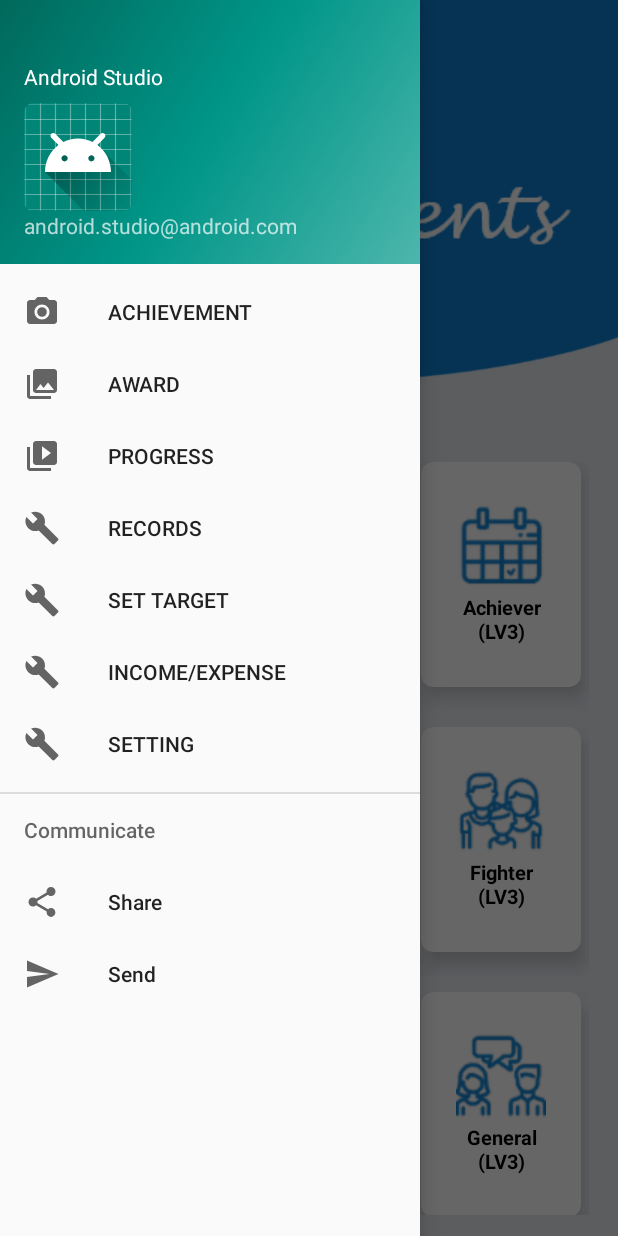
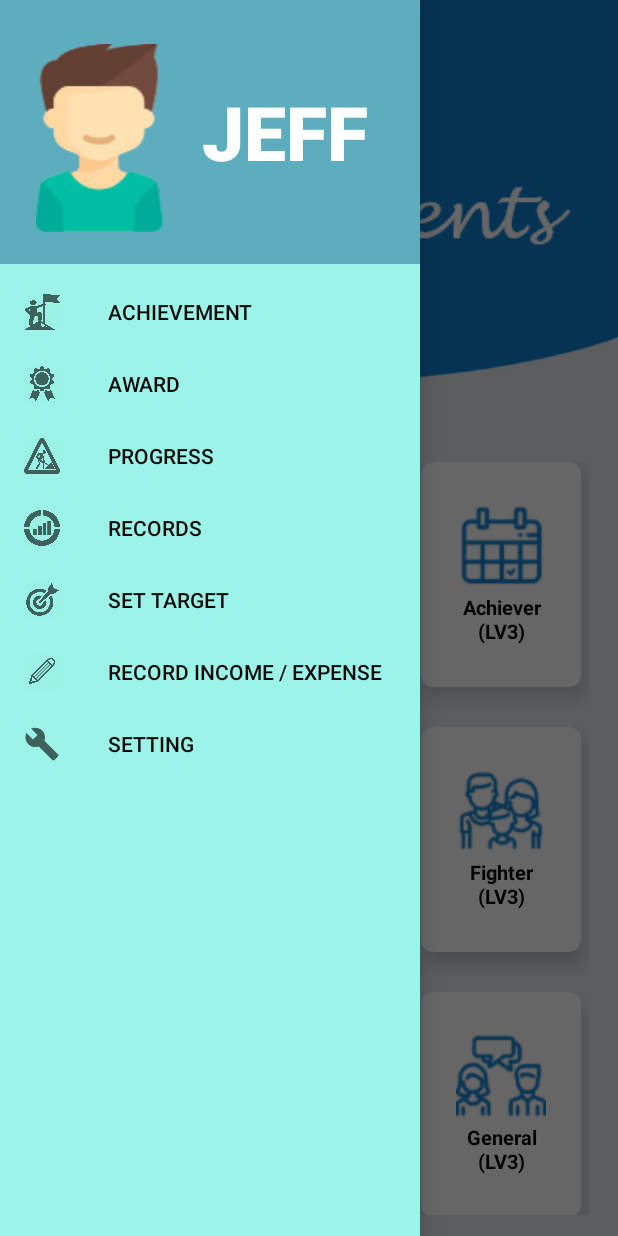
Before and after one commit to mekptang/KidFinance, an Android app: the screen it shows after launch (MainActivity), with the side drawer open, on a phone screen of 412 x 824 dp. Run offline under Robolectric (Android 15) with nearby library versions, the phone set to English and light mode, and no system bars.

Commit message:
Merge remote-tracking branch 'remotes/origin/master'
# Conflicts:
#	.idea/caches/gradle_models.ser

```diff
--- a/app/src/main/java/com/example/kidfinance/MainActivity.java
+++ b/app/src/main/java/com/example/kidfinance/MainActivity.java
@@ -5,6 +5,7 @@ import android.support.design.widget.NavigationView;
 import android.support.v4.view.GravityCompat;
 import android.support.v4.widget.DrawerLayout;
 import android.support.v7.app.AppCompatActivity;
+import android.support.v7.widget.DividerItemDecoration;
 import android.view.Menu;
 import android.view.MenuItem;
 import android.widget.Toast;
@@ -17,17 +18,18 @@ public class MainActivity extends AppCompatActivity implements NavigationView.On
         setContentView(R.layout.activity_main);
 
         getSupportFragmentManager().beginTransaction().replace(R.id.fragment_container, new AchievementFragment()).commit();
-
         NavigationView navigationView = (NavigationView) findViewById(R.id.nav_view);
         navigationView.setNavigationItemSelectedListener(this);
     }
+
 
     @Override
     public void onBackPressed() {
         DrawerLayout drawer = (DrawerLayout) findViewById(R.id.drawer_layout);
         if (drawer.isDrawerOpen(GravityCompat.START)) {
             drawer.closeDrawer(GravityCompat.START);
-        } else {
+        }
+        else {
             super.onBackPressed();
         }
     }
@@ -62,22 +64,24 @@ public class MainActivity extends AppCompatActivity implements NavigationView.On
 
         if (id == R.id.nav_achievement) {
             getSupportFragmentManager().beginTransaction().replace(R.id.fragment_container, new AchievementFragment()).commit();
-        } else if (id == R.id.nav_award) {
+        }
+        else if (id == R.id.nav_award) {
             getSupportFragmentManager().beginTransaction().replace(R.id.fragment_container, new AwardFragment()).commit();
-        } else if (id == R.id.nav_progress) {
+        }
+        else if (id == R.id.nav_progress) {
             getSupportFragmentManager().beginTransaction().replace(R.id.fragment_container, new ProgessFragment()).commit();
-        } else if (id == R.id.nav_record) {
+        }
+        else if (id == R.id.nav_record) {
             getSupportFragmentManager().beginTransaction().replace(R.id.fragment_container, new RecordFragment()).commit();
-        } else if (id == R.id.nav_setTarget) {
+        }
+        else if (id == R.id.nav_setTarget) {
             getSupportFragmentManager().beginTransaction().replace(R.id.fragment_container, new SetTargetFragment()).commit();
-        } else if (id == R.id.nav_incomeExpense) {
+        }
+        else if (id == R.id.nav_incomeExpense) {
             getSupportFragmentManager().beginTransaction().replace(R.id.fragment_container, new IncomeExpenseFragment()).commit();
-        } else if (id == R.id.nav_setting) {
+        }
+        else if (id == R.id.nav_setting) {
             getSupportFragmentManager().beginTransaction().replace(R.id.fragment_container, new SettingFragment()).commit();
-        } else if (id == R.id.nav_share) {
-            Toast.makeText(this, "Share", Toast.LENGTH_SHORT).show();
-        } else if (id == R.id.nav_send) {
-            Toast.makeText(this, "Send", Toast.LENGTH_SHORT).show();
         }
 
         DrawerLayout drawer = (DrawerLayout) findViewById(R.id.drawer_layout);
--- a/app/src/main/java/com/example/kidfinance/ProgessFragment.java
+++ b/app/src/main/java/com/example/kidfinance/ProgessFragment.java
@@ -43,8 +43,6 @@ public class ProgessFragment extends Fragment {
         }
 
         currentSaving = 2500;
-
-
 
         return inflater.inflate(R.layout.fragment_progress, container, false);
     }
--- a/app/src/main/res/layout/activity_main.xml
+++ b/app/src/main/res/layout/activity_main.xml
@@ -24,8 +24,10 @@
         android:layout_width="wrap_content"
         android:layout_height="match_parent"
         android:layout_gravity="start"
+        android:background="#9CF3E7"
         android:fitsSystemWindows="true"
         app:headerLayout="@layout/nav_header_main"
-        app:menu="@menu/activity_main_drawer" />
+        app:menu="@menu/activity_main_drawer"
+        app:itemTextColor="#070707" />
 
 </android.support.v4.widget.DrawerLayout>
--- a/app/src/main/res/layout/nav_header_main.xml
+++ b/app/src/main/res/layout/nav_header_main.xml
@@ -3,34 +3,37 @@
     xmlns:app="http://schemas.android.com/apk/res-auto"
     android:layout_width="match_parent"
     android:layout_height="@dimen/nav_header_height"
-    android:background="@drawable/side_nav_bar"
+    android:background="@drawable/navigation_top_bg"
     android:gravity="bottom"
-    android:orientation="vertical"
+    android:orientation="horizontal"
     android:paddingLeft="@dimen/activity_horizontal_margin"
     android:paddingTop="@dimen/activity_vertical_margin"
     android:paddingRight="@dimen/activity_horizontal_margin"
     android:paddingBottom="@dimen/activity_vertical_margin"
-    android:theme="@style/ThemeOverlay.AppCompat.Dark">
+    android:weightSum="10" >
+
+    <ImageView
+        android:id="@+id/navigation_icon"
+        android:src="@drawable/navigation_icon"
+        android:layout_gravity="center_horizontal|center_vertical"
+        android:layout_width="wrap_content"
+        android:layout_height="wrap_content"
+        android:maxHeight="60px"
+        android:maxWidth="60px"
+        android:contentDescription="@string/nav_header_desc"
+        android:paddingTop="@dimen/nav_header_vertical_spacing"
+        android:layout_weight="3" />
 
     <TextView
-        android:layout_width="match_parent"
-        android:layout_height="wrap_content"
-        android:paddingTop="@dimen/nav_header_vertical_spacing"
-        android:text="@string/nav_header_title"
-        android:textAppearance="@style/TextAppearance.AppCompat.Body1" />
-
-    <ImageView
-        android:id="@+id/imageView"
+        android:id="@+id/navigation_name"
         android:layout_width="wrap_content"
         android:layout_height="wrap_content"
-        android:contentDescription="@string/nav_header_desc"
-        android:paddingTop="@dimen/nav_header_vertical_spacing"
-        app:srcCompat="@mipmap/ic_launcher_round" />
-
-    <TextView
-        android:id="@+id/textView"
-        android:layout_width="wrap_content"
-        android:layout_height="wrap_content"
-        android:text="@string/nav_header_subtitle" />
-
+        android:layout_gravity="center_horizontal|center_vertical"
+        android:layout_weight="7"
+        android:fontFamily="sans-serif-medium"
+        android:textStyle="bold"
+        android:textColor="#ffffffff"
+        android:gravity="center"
+        android:text="JEFF"
+        android:textSize="50dp" />
 </LinearLayout>
--- a/app/src/main/res/menu/activity_main_drawer.xml
+++ b/app/src/main/res/menu/activity_main_drawer.xml
@@ -6,45 +6,31 @@
     <group android:checkableBehavior="single">
         <item
             android:id="@+id/nav_achievement"
-            android:icon="@drawable/ic_menu_camera"
+            android:icon="@drawable/navigation_achievement"
             android:title="ACHIEVEMENT" />
         <item
             android:id="@+id/nav_award"
-            android:icon="@drawable/ic_menu_gallery"
+            android:icon="@drawable/navigation_award"
             android:title="AWARD" />
         <item
             android:id="@+id/nav_progress"
-            android:icon="@drawable/ic_menu_slideshow"
+            android:icon="@drawable/navigation_progress"
             android:title="PROGRESS" />
         <item
             android:id="@+id/nav_record"
-            android:icon="@drawable/ic_menu_manage"
+            android:icon="@drawable/navigation_record"
             android:title="RECORDS" />
         <item
             android:id="@+id/nav_setTarget"
-            android:icon="@drawable/ic_menu_manage"
+            android:icon="@drawable/navigation_target"
             android:title="SET TARGET" />
         <item
             android:id="@+id/nav_incomeExpense"
-            android:icon="@drawable/ic_menu_manage"
-            android:title="INCOME/EXPENSE" />
+            android:icon="@drawable/navigation_income_expense"
+            android:title="RECORD INCOME / EXPENSE" />
         <item
             android:id="@+id/nav_setting"
             android:icon="@drawable/ic_menu_manage"
             android:title="SETTING" />
     </group>
-
-    <item android:title="Communicate">
-        <menu>
-            <item
-                android:id="@+id/nav_share"
-                android:icon="@drawable/ic_menu_share"
-                android:title="Share" />
-            <item
-                android:id="@+id/nav_send"
-                android:icon="@drawable/ic_menu_send"
-                android:title="Send" />
-        </menu>
-    </item>
-
 </menu>
```
Also changed, not shown: app/src/main/java/com/example/kidfinance/AchievementFragment.java (line endings or trailing spaces), app/src/main/res/drawable/navigation_achievement.png (added), app/src/main/res/drawable/navigation_award.png (added), app/src/main/res/drawable/navigation_icon.png (added), app/src/main/res/drawable/navigation_income_expense.png (added), app/src/main/res/drawable/navigation_progress.png (added), app/src/main/res/drawable/navigation_record.png (added), app/src/main/res/drawable/navigation_set_target.png (added), app/src/main/res/drawable/navigation_setting.png (added), app/src/main/res/drawable/navigation_target.png (added), app/src/main/res/drawable/navigation_top_bg.png (added).
